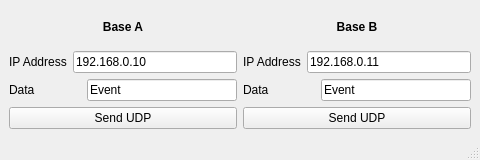
This is F3FChrono/gui/simulate_base.ui in jomarin38/F3FChrono as Qt 5 draws it before an edit. The edited form follows.
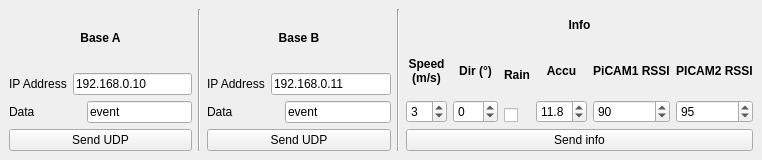
This is the edited form.

Diff of the .ui file:
```diff
--- a/F3FChrono/gui/simulate_base.ui
+++ b/F3FChrono/gui/simulate_base.ui
@@ -6,7 +6,7 @@
    <rect>
     <x>0</x>
     <y>0</y>
-    <width>480</width>
+    <width>762</width>
     <height>160</height>
    </rect>
   </property>
@@ -21,7 +21,7 @@
   </property>
   <widget class="QWidget" name="centralwidget">
    <layout class="QGridLayout" name="gridLayout">
-    <item row="1" column="0">
+    <item row="1" column="1">
      <layout class="QHBoxLayout" name="horizontalLayout">
       <item>
        <layout class="QVBoxLayout" name="verticalLayout">
@@ -77,7 +77,7 @@
           <item>
            <widget class="QLineEdit" name="data_A">
             <property name="text">
-             <string>Event</string>
+             <string>event</string>
             </property>
            </widget>
           </item>
@@ -92,6 +92,13 @@
         </item>
        </layout>
       </item>
+      <item>
+       <widget class="Line" name="line">
+        <property name="orientation">
+         <enum>Qt::Vertical</enum>
+        </property>
+       </widget>
+      </item>
       <item>
        <layout class="QVBoxLayout" name="verticalLayout_2">
         <item>
@@ -146,7 +153,7 @@
           <item>
            <widget class="QLineEdit" name="data_B">
             <property name="text">
-             <string>Event</string>
+             <string>event</string>
             </property>
            </widget>
           </item>
@@ -161,11 +168,308 @@
         </item>
        </layout>
       </item>
+      <item>
+       <widget class="Line" name="line_2">
+        <property name="orientation">
+         <enum>Qt::Vertical</enum>
+        </property>
+       </widget>
+      </item>
+      <item>
+       <layout class="QVBoxLayout" name="verticalLayout_5">
+        <item>
+         <widget class="QLabel" name="label_9">
+          <property name="sizePolicy">
+           <sizepolicy hsizetype="Preferred" vsizetype="Preferred">
+            <horstretch>0</horstretch>
+            <verstretch>0</verstretch>
+           </sizepolicy>
+          </property>
+          <property name="minimumSize">
+           <size>
+            <width>0</width>
+            <height>0</height>
+           </size>
+          </property>
+          <property name="maximumSize">
+           <size>
+            <width>16777215</width>
+            <height>32</height>
+           </size>
+          </property>
+          <property name="font">
+           <font>
+            <weight>75</weight>
+            <bold>true</bold>
+           </font>
+          </property>
+          <property name="text">
+           <string>Info</string>
+          </property>
+          <property name="alignment">
+           <set>Qt::AlignCenter</set>
+          </property>
+         </widget>
+        </item>
+        <item>
+         <layout class="QHBoxLayout" name="horizontalLayout_6">
+          <item>
+           <layout class="QVBoxLayout" name="verticalLayout_4">
+            <item>
+             <widget class="QLabel" name="label_8">
+              <property name="minimumSize">
+               <size>
+                <width>0</width>
+                <height>15</height>
+               </size>
+              </property>
+              <property name="maximumSize">
+               <size>
+                <width>16777215</width>
+                <height>16777215</height>
+               </size>
+              </property>
+              <property name="font">
+               <font>
+                <weight>75</weight>
+                <bold>true</bold>
+               </font>
+              </property>
+              <property name="text">
+               <string>Speed
+(m/s)</string>
+              </property>
+              <property name="alignment">
+               <set>Qt::AlignCenter</set>
+              </property>
+             </widget>
+            </item>
+            <item>
+             <widget class="QSpinBox" name="wind_speed">
+              <property name="maximum">
+               <number>30</number>
+              </property>
+              <property name="value">
+               <number>3</number>
+              </property>
+             </widget>
+            </item>
+           </layout>
+          </item>
+          <item>
+           <layout class="QVBoxLayout" name="verticalLayout_6">
+            <item>
+             <widget class="QLabel" name="label_7">
+              <property name="minimumSize">
+               <size>
+                <width>0</width>
+                <height>15</height>
+               </size>
+              </property>
+              <property name="font">
+               <font>
+                <weight>75</weight>
+                <bold>true</bold>
+               </font>
+              </property>
+              <property name="text">
+               <string>Dir (°)</string>
+              </property>
+              <property name="alignment">
+               <set>Qt::AlignCenter</set>
+              </property>
+             </widget>
+            </item>
+            <item>
+             <widget class="QSpinBox" name="wind_dir">
+              <property name="enabled">
+               <bool>true</bool>
+              </property>
+              <property name="minimum">
+               <number>-90</number>
+              </property>
+              <property name="maximum">
+               <number>90</number>
+              </property>
+             </widget>
+            </item>
+           </layout>
+          </item>
+          <item>
+           <layout class="QVBoxLayout" name="verticalLayout_3">
+            <item>
+             <widget class="QLabel" name="label_10">
+              <property name="font">
+               <font>
+                <weight>75</weight>
+                <bold>true</bold>
+               </font>
+              </property>
+              <property name="text">
+               <string>Rain</string>
+              </property>
+              <property name="alignment">
+               <set>Qt::AlignCenter</set>
+              </property>
+             </widget>
+            </item>
+            <item>
+             <widget class="QCheckBox" name="rain">
+              <property name="text">
+               <string/>
+              </property>
+             </widget>
+            </item>
+           </layout>
+          </item>
+          <item>
+           <layout class="QVBoxLayout" name="verticalLayout_14">
+            <item>
+             <widget class="QLabel" name="label_22">
+              <property name="minimumSize">
+               <size>
+                <width>0</width>
+                <height>15</height>
+               </size>
+              </property>
+              <property name="maximumSize">
+               <size>
+                <width>16777215</width>
+                <height>16777215</height>
+               </size>
+              </property>
+              <property name="font">
+               <font>
+                <weight>75</weight>
+                <bold>true</bold>
+               </font>
+              </property>
+              <property name="text">
+               <string>Accu</string>
+              </property>
+              <property name="alignment">
+               <set>Qt::AlignCenter</set>
+              </property>
+             </widget>
+            </item>
+            <item>
+             <widget class="QDoubleSpinBox" name="AccuRace">
+              <property name="decimals">
+               <number>1</number>
+              </property>
+              <property name="minimum">
+               <double>9.000000000000000</double>
+              </property>
+              <property name="maximum">
+               <double>12.600000000000000</double>
+              </property>
+              <property name="singleStep">
+               <double>0.100000000000000</double>
+              </property>
+              <property name="value">
+               <double>11.800000000000001</double>
+              </property>
+             </widget>
+            </item>
+           </layout>
+          </item>
+          <item>
+           <layout class="QVBoxLayout" name="verticalLayout_15">
+            <item>
+             <widget class="QLabel" name="label_23">
+              <property name="minimumSize">
+               <size>
+                <width>0</width>
+                <height>15</height>
+               </size>
+              </property>
+              <property name="font">
+               <font>
+                <weight>75</weight>
+                <bold>true</bold>
+               </font>
+              </property>
+              <property name="text">
+               <string>PiCAM1 RSSI</string>
+              </property>
+              <property name="alignment">
+               <set>Qt::AlignCenter</set>
+              </property>
+             </widget>
+            </item>
+            <item>
+             <widget class="QSpinBox" name="rssi_picam1">
+              <property name="enabled">
+               <bool>true</bool>
+              </property>
+              <property name="minimum">
+               <number>0</number>
+              </property>
+              <property name="maximum">
+               <number>100</number>
+              </property>
+              <property name="value">
+               <number>90</number>
+              </property>
+             </widget>
+            </item>
+           </layout>
+          </item>
+          <item>
+           <layout class="QHBoxLayout" name="horizontalLayout_13">
+            <item>
+             <layout class="QVBoxLayout" name="verticalLayout_16">
+              <item>
+               <widget class="QLabel" name="label_24">
+                <property name="font">
+                 <font>
+                  <weight>75</weight>
+                  <bold>true</bold>
+                 </font>
+                </property>
+                <property name="text">
+                 <string>PICAM2 RSSI</string>
+                </property>
+                <property name="alignment">
+                 <set>Qt::AlignCenter</set>
+                </property>
+               </widget>
+              </item>
+              <item>
+               <widget class="QSpinBox" name="rssi_picam2">
+                <property name="enabled">
+                 <bool>true</bool>
+                </property>
+                <property name="minimum">
+                 <number>0</number>
+                </property>
+                <property name="maximum">
+                 <number>100</number>
+                </property>
+                <property name="value">
+                 <number>95</number>
+                </property>
+               </widget>
+              </item>
+             </layout>
+            </item>
+           </layout>
+          </item>
+         </layout>
+        </item>
+        <item>
+         <widget class="QPushButton" name="btn_send_wind">
+          <property name="text">
+           <string>Send info</string>
+          </property>
+         </widget>
+        </item>
+       </layout>
+      </item>
      </layout>
     </item>
    </layout>
   </widget>
-  <widget class="QStatusBar" name="statusbar"/>
  </widget>
  <resources/>
  <connections/>
```
